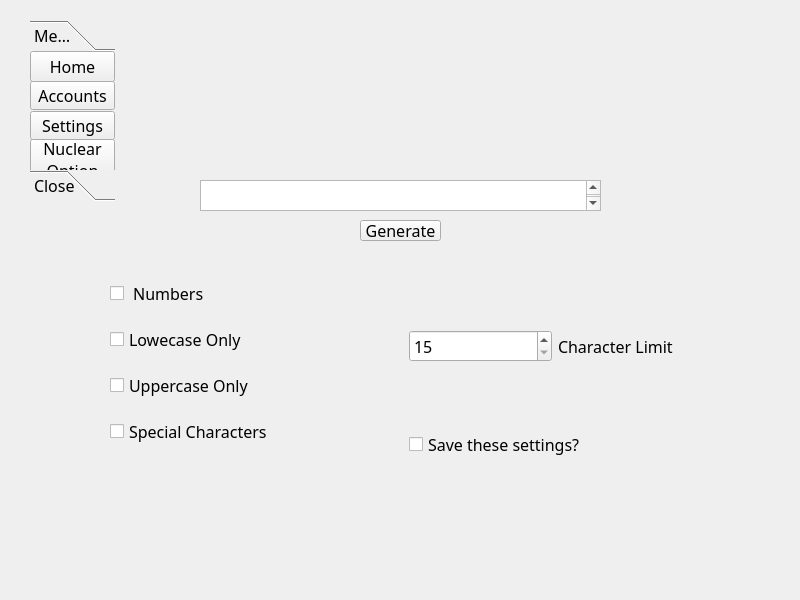
gsm999/TeamBlue_Porcupass, file res/UI Forms/GenPassForm.ui: the form before one commit.
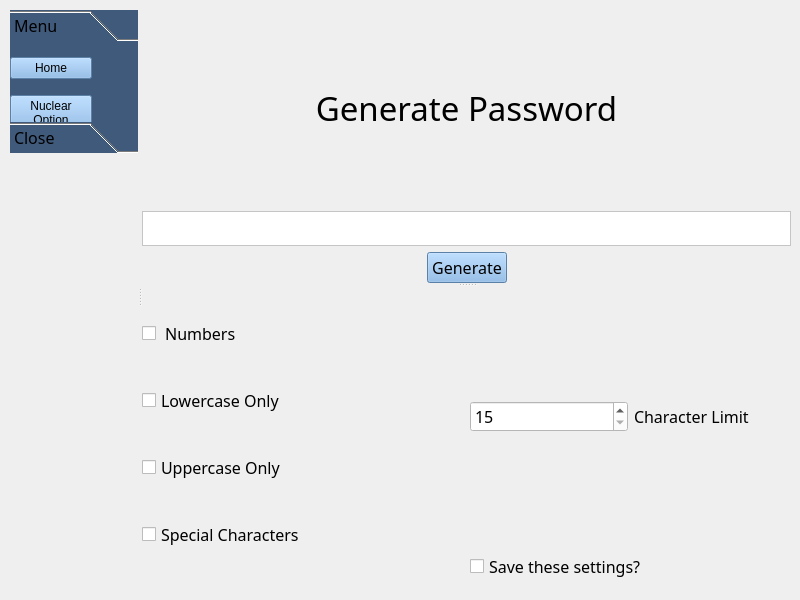
The form after the commit. The open tabs and pages were chosen to show the change.

```diff
--- a/res/UI Forms/GenPassForm.ui
+++ b/res/UI Forms/GenPassForm.ui
@@ -19,14 +19,28 @@
   <property name="windowTitle">
    <string>Widget</string>
   </property>
+  <widget class="QWidget" name="widget" native="true">
+   <property name="geometry">
+    <rect>
+     <x>10</x>
+     <y>10</y>
+     <width>781</width>
+     <height>571</height>
+    </rect>
+   </property>
+   <layout class="QVBoxLayout" name="verticalLayout_5">
+    <item>
+     <widget class="QSplitter" name="splitter_2">
+      <property name="orientation">
+       <enum>Qt::Horizontal</enum>
+      </property>
+      <widget class="QWidget" name="">
+       <layout class="QVBoxLayout" name="verticalLayout_4">
+        <item>
   <widget class="QToolBox" name="Menu">
-   <property name="geometry">
-    <rect>
-     <x>30</x>
-     <y>20</y>
-     <width>85</width>
-     <height>181</height>
-    </rect>
+          <property name="styleSheet">
+           <string notr="true">color: rgb(0, 0, 0);
+background-color: rgb(64, 90, 124);</string>
    </property>
    <property name="lineWidth">
     <number>1</number>
@@ -42,90 +56,53 @@
      <rect>
       <x>0</x>
       <y>0</y>
-      <width>85</width>
-      <height>127</height>
+             <width>125</width>
+             <height>83</height>
      </rect>
     </property>
     <attribute name="label">
      <string>Menu</string>
     </attribute>
+           <widget class="QWidget" name="">
+            <property name="geometry">
+             <rect>
+              <x>0</x>
+              <y>0</y>
+              <width>82</width>
+              <height>106</height>
+             </rect>
+            </property>
+            <layout class="QVBoxLayout" name="verticalLayout_6">
+             <property name="spacing">
+              <number>0</number>
+             </property>
+             <item>
     <widget class="QPushButton" name="Home_Button">
-     <property name="geometry">
-      <rect>
-       <x>0</x>
-       <y>0</y>
-       <width>85</width>
-       <height>31</height>
-      </rect>
-     </property>
      <property name="focusPolicy">
       <enum>Qt::TabFocus</enum>
      </property>
+               <property name="styleSheet">
+                <string notr="true">color: rgb(0, 0, 0);
+background-color: rgb(127, 180, 233);</string>
+               </property>
      <property name="text">
       <string>Home</string>
      </property>
     </widget>
-    <widget class="QPushButton" name="Settings_Button">
-     <property name="geometry">
-      <rect>
-       <x>0</x>
-       <y>60</y>
-       <width>85</width>
-       <height>29</height>
-      </rect>
-     </property>
-     <property name="text">
-      <string>Settings</string>
-     </property>
-    </widget>
+             </item>
+             <item>
     <widget class="QPushButton" name="Nuke_Button">
-     <property name="geometry">
-      <rect>
-       <x>0</x>
-       <y>88</y>
-       <width>85</width>
-       <height>41</height>
-      </rect>
+               <property name="styleSheet">
+                <string notr="true">color: rgb(0, 0, 0);
+background-color: rgb(127, 180, 233);</string>
      </property>
      <property name="text">
       <string>Nuclear 
 Option</string>
      </property>
     </widget>
-    <widget class="QPushButton" name="Accounts_Button">
-     <property name="geometry">
-      <rect>
-       <x>0</x>
-       <y>30</y>
-       <width>85</width>
-       <height>29</height>
-      </rect>
-     </property>
-     <property name="styleSheet">
-      <string notr="true">&lt;?xml version=&quot;1.0&quot; encoding=&quot;UTF-8&quot;?&gt;
-&lt;ui version=&quot;4.0&quot;&gt;
- &lt;widget name=&quot;__qt_fake_top_level&quot;&gt;
-  &lt;widget class=&quot;QPushButton&quot; name=&quot;pushButton_2&quot;&gt;
-   &lt;property name=&quot;geometry&quot;&gt;
-    &lt;rect&gt;
-     &lt;x&gt;0&lt;/x&gt;
-     &lt;y&gt;0&lt;/y&gt;
-     &lt;width&gt;85&lt;/width&gt;
-     &lt;height&gt;29&lt;/height&gt;
-    &lt;/rect&gt;
-   &lt;/property&gt;
-   &lt;property name=&quot;text&quot;&gt;
-    &lt;string&gt;PushButton&lt;/string&gt;
-   &lt;/property&gt;
-  &lt;/widget&gt;
- &lt;/widget&gt;
- &lt;resources/&gt;
-&lt;/ui&gt;
-</string>
-     </property>
-     <property name="text">
-      <string>Accounts</string>
-     </property>
+             </item>
+            </layout>
     </widget>
    </widget>
    <widget class="QWidget" name="page">
@@ -142,46 +119,148 @@
     </attribute>
    </widget>
   </widget>
+        </item>
+        <item>
+         <spacer name="verticalSpacer_3">
+          <property name="orientation">
+           <enum>Qt::Vertical</enum>
+          </property>
+          <property name="sizeHint" stdset="0">
+           <size>
+            <width>20</width>
+            <height>40</height>
+           </size>
+          </property>
+         </spacer>
+        </item>
+        <item>
+         <spacer name="verticalSpacer">
+          <property name="orientation">
+           <enum>Qt::Vertical</enum>
+          </property>
+          <property name="sizeHint" stdset="0">
+           <size>
+            <width>20</width>
+            <height>40</height>
+           </size>
+          </property>
+         </spacer>
+        </item>
+        <item>
+         <spacer name="verticalSpacer_2">
+          <property name="orientation">
+           <enum>Qt::Vertical</enum>
+          </property>
+          <property name="sizeHint" stdset="0">
+           <size>
+            <width>20</width>
+            <height>40</height>
+           </size>
+          </property>
+         </spacer>
+        </item>
+       </layout>
+      </widget>
+      <widget class="QSplitter" name="splitter">
+       <property name="orientation">
+        <enum>Qt::Vertical</enum>
+       </property>
+       <widget class="QWidget" name="">
+        <layout class="QVBoxLayout" name="verticalLayout_3">
+         <item>
+          <widget class="QLabel" name="label_2">
+           <property name="font">
+            <font>
+             <family>Corbel</family>
+             <pointsize>25</pointsize>
+            </font>
+           </property>
+           <property name="styleSheet">
+            <string notr="true">color: rgb(0, 0, 0);</string>
+           </property>
+           <property name="text">
+            <string>Generate Password</string>
+           </property>
+           <property name="alignment">
+            <set>Qt::AlignCenter</set>
+           </property>
+          </widget>
+         </item>
+         <item>
   <widget class="QTextBrowser" name="GenPassOut">
-   <property name="geometry">
-    <rect>
-     <x>200</x>
-     <y>180</y>
-     <width>401</width>
-     <height>31</height>
-    </rect>
+           <property name="minimumSize">
+            <size>
+             <width>0</width>
+             <height>35</height>
+            </size>
+           </property>
+           <property name="maximumSize">
+            <size>
+             <width>16777215</width>
+             <height>35</height>
+            </size>
+           </property>
+           <property name="styleSheet">
+            <string notr="true">background-color: rgb(255, 255, 255);
+color: rgb(0, 0, 0);</string>
    </property>
    <property name="inputMethodHints">
     <set>Qt::ImhNone</set>
    </property>
   </widget>
+         </item>
+         <item>
+          <layout class="QHBoxLayout" name="horizontalLayout_3">
+           <item>
+            <spacer name="horizontalSpacer">
+             <property name="orientation">
+              <enum>Qt::Horizontal</enum>
+             </property>
+             <property name="sizeHint" stdset="0">
+              <size>
+               <width>40</width>
+               <height>20</height>
+              </size>
+             </property>
+            </spacer>
+           </item>
+           <item>
   <widget class="QPushButton" name="GeneratePass">
-   <property name="geometry">
-    <rect>
-     <x>360</x>
-     <y>220</y>
-     <width>81</width>
-     <height>21</height>
-    </rect>
+             <property name="styleSheet">
+              <string notr="true">color: rgb(0, 0, 0);
+background-color: rgb(127, 180, 233);</string>
    </property>
    <property name="text">
     <string>Generate</string>
    </property>
   </widget>
+           </item>
+           <item>
+            <spacer name="horizontalSpacer_2">
+             <property name="orientation">
+              <enum>Qt::Horizontal</enum>
+             </property>
+             <property name="sizeHint" stdset="0">
+              <size>
+               <width>40</width>
+               <height>20</height>
+              </size>
+             </property>
+            </spacer>
+           </item>
+          </layout>
+         </item>
+        </layout>
+       </widget>
   <widget class="QWidget" name="layoutWidget">
-   <property name="geometry">
-    <rect>
-     <x>110</x>
-     <y>268</y>
-     <width>591</width>
-     <height>191</height>
-    </rect>
-   </property>
    <layout class="QHBoxLayout" name="horizontalLayout_2">
     <item>
      <layout class="QVBoxLayout" name="verticalLayout_2">
       <item>
        <widget class="QCheckBox" name="NumericPass">
+             <property name="styleSheet">
+              <string notr="true">color: rgb(0, 0, 0);</string>
+             </property>
         <property name="text">
          <string> Numbers </string>
         </property>
@@ -189,13 +268,19 @@
       </item>
       <item>
        <widget class="QCheckBox" name="LowerPass">
+             <property name="styleSheet">
+              <string notr="true">color: rgb(0, 0, 0);</string>
+             </property>
         <property name="text">
-         <string>Lowecase Only</string>
+              <string>Lowercase Only</string>
         </property>
        </widget>
       </item>
       <item>
        <widget class="QCheckBox" name="CapPass">
+             <property name="styleSheet">
+              <string notr="true">color: rgb(0, 0, 0);</string>
+             </property>
         <property name="text">
          <string>Uppercase Only</string>
         </property>
@@ -203,6 +288,9 @@
       </item>
       <item>
        <widget class="QCheckBox" name="SpecCharPass">
+             <property name="styleSheet">
+              <string notr="true">color: rgb(0, 0, 0);</string>
+             </property>
         <property name="text">
          <string>Special Characters</string>
         </property>
@@ -216,6 +304,10 @@
        <layout class="QHBoxLayout" name="horizontalLayout">
         <item>
          <widget class="QSpinBox" name="PassCharLim">
+               <property name="styleSheet">
+                <string notr="true">background-color: rgb(255, 255, 255);
+color: rgb(0, 0, 0);</string>
+               </property>
           <property name="minimum">
            <number>15</number>
           </property>
@@ -223,6 +315,9 @@
         </item>
         <item>
          <widget class="QLabel" name="label">
+               <property name="styleSheet">
+                <string notr="true">color: rgb(0, 0, 0);</string>
+               </property>
           <property name="text">
            <string>Character Limit</string>
           </property>
@@ -235,12 +330,20 @@
         <property name="mouseTracking">
          <bool>false</bool>
         </property>
+             <property name="styleSheet">
+              <string notr="true">color: rgb(0, 0, 0);</string>
+             </property>
         <property name="text">
          <string>Save these settings?</string>
         </property>
        </widget>
       </item>
      </layout>
+         </item>
+        </layout>
+       </widget>
+      </widget>
+     </widget>
     </item>
    </layout>
   </widget>
```
Left out of the diff: 4 changed lines with no effect on the pictures. Lines whose indentation alone changed are shown as unchanged.
